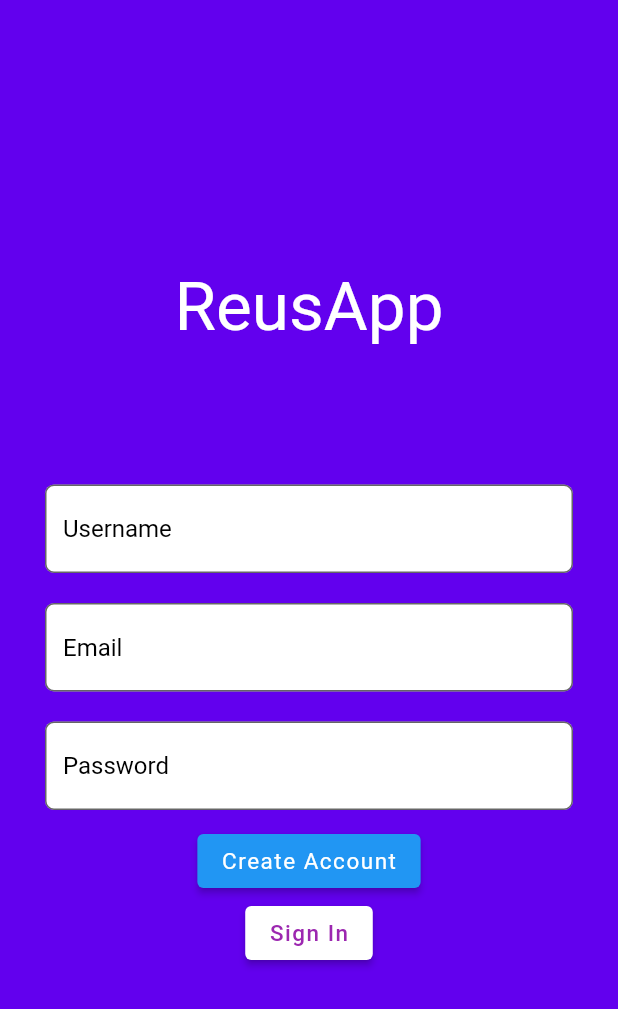
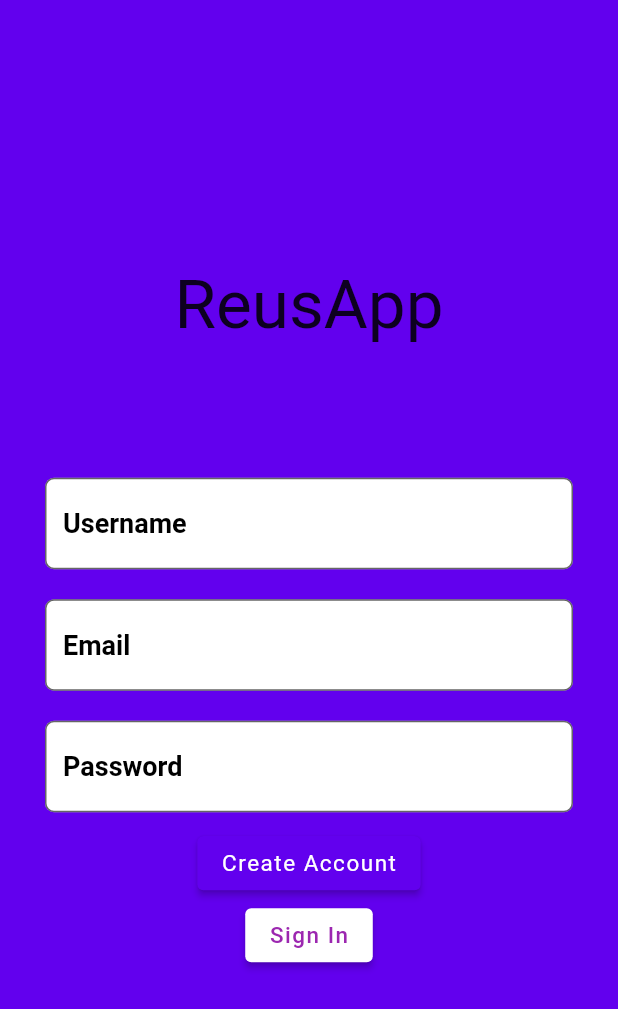
Before and after one commit to InnoSWP/ReusableLearningApp, a Flutter app: the screen it shows after launch, after a tap on "Sign In", after a tap on "Create Account", on a phone screen of 412 x 824 dp. Shown: the top 1009 px of the screen. Run offline on Flutter 3.47's test engine with Material 2 defaults, Android fonts, the phone set to English and light mode, and no system bars; our stand-ins replace dio, flip_card, flutter_secure_storage, get, percent_indicator, shared_preferences; missing offline and left inert: devicelocale; accounts and stored records are empty; network calls fail.

Commit message:
add shared_preferences, night theme

```diff
--- a/reusable_learning_app/lib/components/scaffold/custom_app_bar.dart
+++ b/reusable_learning_app/lib/components/scaffold/custom_app_bar.dart
@@ -16,7 +16,8 @@ class _CustomAppBarState extends State<CustomAppBar> {
   @override
   Widget build(BuildContext context) {
     return AppBar(
-      backgroundColor: CustomColors.purple,
+
+      backgroundColor: Theme.of(context).appBarTheme.backgroundColor,
       title: Text(widget.barTitle.tr, textAlign: TextAlign.center),
       actions: [
         Padding(
--- a/reusable_learning_app/lib/components/scaffold/drawer_component.dart
+++ b/reusable_learning_app/lib/components/scaffold/drawer_component.dart
@@ -33,6 +33,7 @@ class DrawerComponentState extends State {
       builder: (context, snapshot) {
         if(snapshot.hasData) {
           return Drawer(
+            backgroundColor: Theme.of(context).drawerTheme.backgroundColor,
             child: Column(
               children: [
                 Padding(
--- a/reusable_learning_app/lib/locale_string.dart
+++ b/reusable_learning_app/lib/locale_string.dart
@@ -104,3 +104,7 @@ var stringToLocale = {
   'Русский' : Locale('ru', 'Ru'),
   'English' : Locale('en', 'US')
 };
+var localeToString = {
+  Locale('ru-RU') : 'Русский',
+  Locale('en-US') : 'English'
+};
--- a/reusable_learning_app/lib/main.dart
+++ b/reusable_learning_app/lib/main.dart
@@ -2,15 +2,41 @@ import 'package:flutter/material.dart';
 import 'package:reusable_app/locale_string.dart';
 import 'package:reusable_app/models/utilities/token_api.dart';
 import 'package:reusable_app/models/utilities/custom_colors.dart';
+import 'package:reusable_app/providers/theme_provider.dart';
+import 'package:reusable_app/screens/drawer/fav_courses.dart';
 import 'package:reusable_app/screens/home.dart';
 import 'package:reusable_app/screens/lessons/course_screen.dart';
 import 'package:reusable_app/screens/lessons/lesson_screen.dart';
 import 'authorization/authorization_manager.dart';
+import 'models/utilities/themes.dart';
 import 'screens/authorization/authorization_screen.dart';
 import 'package:get/get.dart';
+import 'package:provider/provider.dart';
+import 'package:shared_preferences/shared_preferences.dart';
+import 'package:devicelocale/devicelocale.dart';
 
-void main() {
-  runApp(const LearningApp());
+late SharedPreferences prefs;
+Future<void> setDefault() async{
+  if(prefs.getString('dropdownValue') == null){
+    prefs.setBool('nightMode', false);
+    prefs.setBool('audioOn', false);
+    String? deviceLanguage = await Devicelocale.currentLocale;
+    String language = '';
+    if(localeToString.containsKey(Locale(deviceLanguage!))){
+      language = (localeToString[Locale(deviceLanguage)])!;
+    }
+    else{
+      language = 'English';
+    }
+
+    prefs.setString('dropdownValue', language);
+  }
+}
+
+Future<void> main() async {
+  WidgetsFlutterBinding.ensureInitialized();
+  prefs = await SharedPreferences.getInstance();
+  setDefault().then((value) => runApp(const LearningApp()));
 }
 
 class LearningApp extends StatefulWidget {
@@ -25,17 +51,25 @@ class _LearningAppState extends State {
   var manager = AuthorizationManager();
   @override
   Widget build(BuildContext context) {
+
+    return ChangeNotifierProvider(
+      create: (context) => ThemeProvider(),
+      builder: (context, _) {
+        var provider = Provider.of<ThemeProvider>(context);
         return GetMaterialApp(
           debugShowCheckedModeBanner: false,
           translations: LocalString(),
-      locale: const Locale('en', 'US'),
-      theme: ThemeData(primaryColor: CustomColors.purple),
+          locale: stringToLocale[prefs.getString('dropdownValue')],
+          themeMode: provider.themeMode(),
+          darkTheme: AppThemes.darkTheme,
+          theme: AppThemes.lightTheme,
           routes: {
             "/home": (context) => Home(),
             "/authorize": (context) => const AuthorizationScreen(),
             "/create": (context) => const AuthorizationScreen(),
             "/course": (context) => const CourseScreen(),
             "/lesson": (context) => const LessonScreen(),
+            "/favCourses": (context) => const FavCourses(),
             // TODO new routes: /favCourses, /favLessons, /devChat, /edit
           },
           home: FutureBuilder<bool>(
@@ -57,5 +91,7 @@ class _LearningAppState extends State {
             },
           ),
         );
+      },
+    );
   }
 }
--- a/reusable_learning_app/lib/models/utilities/custom_colors.dart
+++ b/reusable_learning_app/lib/models/utilities/custom_colors.dart
@@ -1,6 +1,9 @@
 import 'package:flutter/material.dart';
 
 class CustomColors {
+  static const purpleDark = Color(0xFFc38fff);
+  static const scaffoldDark = Color(0xFF121212);
+  static const appBarDark = Color(0xFF202020);
   static const purple = Color(0xFF6200EE);
   static const greyOnPurple = Color(0xFFD6BDFB);
   static const grey = Color(0xFF666666);
--- /dev/null
+++ b/reusable_learning_app/lib/models/utilities/themes.dart
@@ -0,0 +1,98 @@
+import 'package:flutter/material.dart';
+import 'package:reusable_app/models/utilities/custom_colors.dart';
+
+class AppThemes {
+  static final darkTheme = ThemeData(
+    canvasColor: CustomColors.appBarDark,
+    scaffoldBackgroundColor: const Color(0xFF121212),
+    colorScheme: const ColorScheme.dark(),
+    appBarTheme: const AppBarTheme(
+      backgroundColor: CustomColors.appBarDark
+    ),
+    cardTheme: const CardTheme(
+      color: CustomColors.appBarDark,
+    ),
+    textTheme: TextTheme(
+      /// Course Card title textStyle
+      titleMedium: const TextStyle(
+        color: Colors.white,
+        fontSize: 20,
+        fontWeight: FontWeight.bold
+      ),
+
+      /// Course Card button textStyle
+      titleSmall: const TextStyle(
+        color: CustomColors.purpleDark,
+        fontSize: 16,
+      ),
+
+      /// Course Card description textStyle
+      bodySmall: TextStyle(
+        fontSize: 14,
+        fontWeight: FontWeight.w400,
+        color: Colors.grey.shade400,
+        height: 1.3
+      ),
+      labelSmall: TextStyle(
+        fontSize: 17,
+        color: Colors.grey.shade400,
+        letterSpacing: 0
+      )
+    ),
+    bottomNavigationBarTheme: const BottomNavigationBarThemeData(
+      backgroundColor: CustomColors.appBarDark
+    ),
+    iconTheme: const IconThemeData(
+      color: CustomColors.purpleDark
+    ),
+    drawerTheme: const DrawerThemeData(
+      backgroundColor: CustomColors.appBarDark
+    )
+  );
+  static final lightTheme = ThemeData(
+    canvasColor: CustomColors.purple,
+    scaffoldBackgroundColor: Colors.white,
+    colorScheme: const ColorScheme.light(),
+    appBarTheme: const AppBarTheme(
+        backgroundColor: CustomColors.purple
+    ),
+    cardTheme: const CardTheme(
+      color: Colors.white,
+    ),
+    textTheme: TextTheme(
+      /// Course Card title textStyle
+      titleMedium: const TextStyle(
+          color: Colors.black,
+          fontSize: 20,
+          fontWeight: FontWeight.bold
+      ),
+      /// Course Card button textStyle
+      titleSmall: const TextStyle(
+          color: CustomColors.purple,
+          fontSize: 16,
+      ),
+      /// Course Card description textStyle
+      bodySmall: TextStyle(
+        fontSize: 14,
+        fontWeight: FontWeight.w400,
+        color: Colors.grey.shade700,
+        height: 1.3
+      ),
+      labelSmall: const TextStyle(
+        fontSize: 17,
+        color: CustomColors.grey,
+        letterSpacing: 0
+      )
+    ),
+    bottomNavigationBarTheme: const BottomNavigationBarThemeData(
+        backgroundColor: CustomColors.purple
+    ),
+    iconTheme: const IconThemeData(
+        color: CustomColors.purple
+    ),
+    drawerTheme: const DrawerThemeData(
+      backgroundColor: Colors.white
+    ),
+
+  );
+}
--- /dev/null
+++ b/reusable_learning_app/lib/providers/theme_provider.dart
@@ -0,0 +1,22 @@
+import 'package:flutter/material.dart';
+import 'package:shared_preferences/shared_preferences.dart';
+
+import '../main.dart';
+class ThemeProvider extends ChangeNotifier {
+
+
+  ThemeMode themeMode() {
+    if (isDarkMode) {
+      return ThemeMode.dark;
+    }
+    return ThemeMode.light;
+  }
+
+  bool get isDarkMode => prefs.getBool("nightMode")!;
+  set isDarkMode(value) => prefs.setBool("nightMode", value);
+
+  void toggleTheme(bool value) {
+    isDarkMode = value;
+    notifyListeners();
+  }
+}
--- a/reusable_learning_app/lib/screens/Content/notifications_screen.dart
+++ b/reusable_learning_app/lib/screens/Content/notifications_screen.dart
@@ -24,7 +24,7 @@ class NotificationsBodyState extends State<NotificationsBody> {
     return Scaffold(
         appBar: AppBar(
           title: Text("Notifications".tr),
-          backgroundColor: CustomColors.purple,
+          backgroundColor: Theme.of(context).appBarTheme.backgroundColor,
           leading: IconButton(
               onPressed: () {
                 Navigator.pop(context);
--- a/reusable_learning_app/lib/screens/authorization/authorization_screen.dart
+++ b/reusable_learning_app/lib/screens/authorization/authorization_screen.dart
@@ -16,7 +16,7 @@ class _AuthorizationScreenState extends State {
     return Scaffold(
       body: Container(
         padding: const EdgeInsets.fromLTRB(20, 0, 20, 0),
-        color: CustomColors.purple,
+        color: Theme.of(context).canvasColor,
         child: Center(
           child: SizedBox(
             height: 550,
@@ -30,8 +30,7 @@ class _AuthorizationScreenState extends State {
                   child: const Text(
                     "ReusApp",
                     style: TextStyle(
-                        color: Colors.white,
-                        fontSize: 45
+                      fontSize: 45
                     ),
                   ),
                 ),
--- a/reusable_learning_app/lib/screens/forms/account_creation_form.dart
+++ b/reusable_learning_app/lib/screens/forms/account_creation_form.dart
@@ -39,7 +39,10 @@ class AccountCreationForm extends StatelessWidget {
           Padding(
               padding: const EdgeInsets.all(10),
               child: TextFormField(
-                style: const TextStyle(color: Colors.black),
+                style: const TextStyle(
+                    color: Colors.black,
+                    fontSize: 18
+                ),
                 decoration: InputDecoration(
                   hintText: "Username".tr,
                   hintStyle: const TextStyle(color: Colors.black),
@@ -60,7 +63,10 @@ class AccountCreationForm extends StatelessWidget {
               padding: const EdgeInsets.all(10),
               child: TextFormField(
                 keyboardType: TextInputType.emailAddress,
-                style: const TextStyle(color: Colors.black),
+                style: const TextStyle(
+                  color: Colors.black,
+                  fontSize: 18
+                ),
                 decoration: InputDecoration(
                   hintText: "Email".tr,
                   hintStyle: const TextStyle(color: Colors.black),
@@ -80,7 +86,10 @@ class AccountCreationForm extends StatelessWidget {
           Padding(
             padding: const EdgeInsets.all(10),
             child: TextFormField(
-                style: const TextStyle(color: Colors.black),
+              style: const TextStyle(
+                  color: Colors.black,
+                  fontSize: 18
+              ),
               obscureText: true,
               decoration: InputDecoration(
                 hintText: "Password".tr,
@@ -97,11 +106,12 @@ class AccountCreationForm extends StatelessWidget {
               onSaved: (value) {
                 _password = value!;
               },
-              )),
+            )
+          ),
           ElevatedButton(
             style: ButtonStyle(
                 textStyle: MaterialStateProperty.all(const TextStyle(
-                      color: Colors.purple, fontSize: 15, letterSpacing: 1))),
+                    color: Colors.white, fontSize: 15, letterSpacing: 1))),
             onPressed: () async {
               if (_formKey.currentState!.validate()) {
                 _formKey.currentState!.save();
@@ -122,11 +132,17 @@ class AccountCreationForm extends StatelessWidget {
                             child: const Text("OK"))
                         ],
                       );
-                        });
+                    }
+                  );
                 }
               }
             },
-              child: Text("Create Account".tr)),
+            child: Text("Create Account".tr,
+              style: TextStyle(
+                color: Colors.white
+              ),
+            )
+          ),
           ElevatedButton(
             style: ButtonStyle(
                 backgroundColor: MaterialStateProperty.all(Colors.white),
--- a/reusable_learning_app/lib/screens/forms/auth_form.dart
+++ b/reusable_learning_app/lib/screens/forms/auth_form.dart
@@ -1,4 +1,5 @@
 import 'package:flutter/material.dart';
+import 'package:reusable_app/models/utilities/custom_colors.dart';
 import '/authorization/authorization_manager.dart';
 import 'package:get/get.dart';
 
@@ -35,7 +36,10 @@ class AuthForm extends StatelessWidget {
               style: const TextStyle(color: Colors.black),
               decoration: InputDecoration(
                 hintText: "Username".tr,
-                  hintStyle: const TextStyle(color: Colors.black),
+                hintStyle: const TextStyle(
+                  color: Colors.black,
+                  fontSize: 18
+                ),
                 border: OutlineInputBorder(
                     borderRadius: BorderRadius.circular(6)),
                 fillColor: Colors.white,
@@ -47,7 +51,8 @@ class AuthForm extends StatelessWidget {
               onSaved: (value) {
                 _username = value!;
               },
-              )),
+            )
+          ),
           Padding(
             padding: const EdgeInsets.all(10),
             child: TextFormField(
@@ -55,7 +60,10 @@ class AuthForm extends StatelessWidget {
               obscureText: true,
               decoration: InputDecoration(
                 hintText: "Password".tr,
-                  hintStyle: const TextStyle(color: Colors.black),
+                hintStyle: const TextStyle(
+                  color: Colors.black,
+                  fontSize: 18
+                ),
                 border: OutlineInputBorder(
                   borderRadius: BorderRadius.circular(6)),
                 fillColor: Colors.white,
@@ -67,11 +75,18 @@ class AuthForm extends StatelessWidget {
               onSaved: (value) {
                 _password = value!;
               },
-              )),
+            )
+          ),
           ElevatedButton(
             style: ButtonStyle(
-                textStyle: MaterialStateProperty.all(const TextStyle(
-                    color: Colors.purple, fontSize: 15, letterSpacing: 1))),
+              textStyle: MaterialStateProperty.all(
+                const TextStyle(
+
+                  fontSize: 15,
+                  letterSpacing: 1
+                )
+              )
+            ),
             onPressed: () async {
               if (_formKey.currentState!.validate()) {
                 _formKey.currentState!.save();
@@ -79,7 +94,8 @@ class AuthForm extends StatelessWidget {
                   .authorize(_username, _password);
                 if (result.isAuthorized) {
                   Navigator.pushNamed(context, "/home");
-                } else {
+                }
+                else {
                   showDialog(
                     context: context,
                     builder: (BuildContext context) => AlertDialog(
@@ -88,13 +104,21 @@ class AuthForm extends StatelessWidget {
                       actions: [
                         TextButton(
                           onPressed: () => Navigator.pop(context, "OK"),
-                                  child: const Text("OK"))
+                          child: const Text("OK"),
+
+                        )
                       ],
-                          ));
+                    )
+                  );
                 }
               }
             },
-            child: Text("Sign In".tr),
+            child: Text(
+              "Sign In".tr,
+              style: TextStyle(
+                color: Colors.white
+              ),
+            ),
           ),
           ElevatedButton(
             style: ButtonStyle(
@@ -105,7 +129,9 @@ class AuthForm extends StatelessWidget {
             },
             child: Text("Create Account".tr,
               style: const TextStyle(
-                    color: Colors.purple, fontSize: 15, letterSpacing: 1)),
+                color: Colors.purple, fontSize: 15, letterSpacing: 1
+              )
+            ),
           )
         ],
       ),
--- a/reusable_learning_app/pubspec.yaml
+++ b/reusable_learning_app/pubspec.yaml
@@ -25,6 +25,8 @@ dev_dependencies:
   flip_card: ^0.6.0
   devicelocale: ^0.5.2
   get:
+  shared_preferences:
+  provider:
 
 flutter:
   uses-material-design: true
```
Also changed, not shown: reusable_learning_app/lib/components/card_template.dart (+2 -14 lines), reusable_learning_app/lib/components/course_card.dart (+5 -19 lines), reusable_learning_app/lib/components/courses_components/lesson_listview_item.dart (+3 -7 lines), reusable_learning_app/lib/components/scaffold/bottom_menu.dart (+5 -5 lines), reusable_learning_app/lib/components/scaffold/drawer_item_component.dart (+9 -20 lines), reusable_learning_app/lib/screens/Content/settings_body.dart (+118 -85 lines), reusable_learning_app/lib/screens/lessons/lesson_screen.dart (+23 -3 lines). Lines whose indentation alone changed are shown as unchanged.
